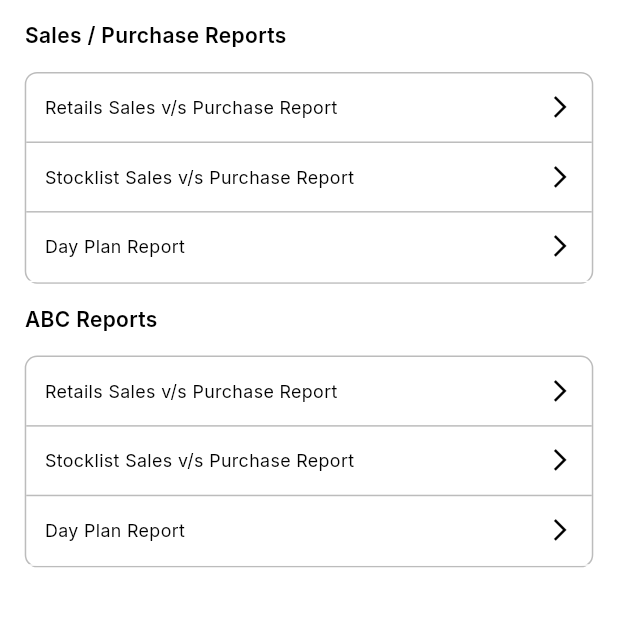
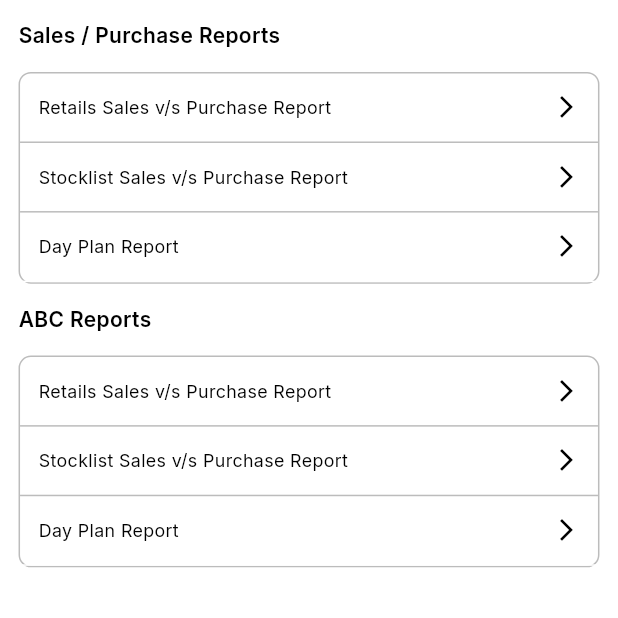
Before and after one commit to Zota-NexTech-Limited/FieldForce, a Flutter app: the ReportsScreen screen opened directly, on a phone screen of 412 x 824 dp, the top half of it. Run offline on Flutter 3.47's test engine with Material 3 defaults, Android fonts, the phone set to English and light mode, and no system bars; our stand-ins replace bloc, dropdown_button2, equatable, file_picker, flutter_bloc, flutter_svg and 6 more; accounts and stored records are empty; network calls fail.

Commit message:
margin added

```diff
--- /dev/null
+++ b/lib/helper/reuse_property/reuse_padding.dart
@@ -0,0 +1,7 @@
+import 'package:fieldsales/helper/size_config.dart';
+import 'package:flutter/material.dart';
+
+ screenPadding()
+{
+  return EdgeInsets.symmetric(horizontal: SizeConfig.blockWidth*3,vertical: SizeConfig.blockHeight*2);
+}
--- a/lib/ui/crm/crm_screen.dart
+++ b/lib/ui/crm/crm_screen.dart
@@ -49,7 +49,7 @@ class _CRMScreenState extends State<CRMScreen>  with SingleTickerProviderStateMi
             children: [
               SizedBox(height: SizeConfig.blockHeight*2,),
               Container(
-                margin: EdgeInsets.symmetric(horizontal: SizeConfig.blockWidth*2),
+                margin: EdgeInsets.symmetric(horizontal: SizeConfig.blockWidth*3),
                 decoration: BoxDecoration(
                     color: COLORS.white,
                     borderRadius: BorderRadius.only(topLeft:  Radius.circular(SizeConfig.blockWidth*2),topRight: Radius.circular(SizeConfig.blockWidth*2))
--- a/lib/ui/crm/lead_screens/lead_screen.dart
+++ b/lib/ui/crm/lead_screens/lead_screen.dart
@@ -69,7 +69,7 @@ class _LeadScreenState extends State<LeadScreen> {
                      body: Stack(
                        children: [
                          Container(
-                           margin: EdgeInsets.only(top: SizeConfig.blockHeight*12,left: SizeConfig.blockWidth*2,right:SizeConfig.blockWidth*2 ),
+                           margin: EdgeInsets.only(top: SizeConfig.blockHeight*12,left: SizeConfig.blockWidth*3,right:SizeConfig.blockWidth*3 ),
                            width: SizeConfig.screenWidth,
                            height: SizeConfig.screenHeight,
                            child: RefreshIndicator(
@@ -204,7 +204,7 @@ class _LeadScreenState extends State<LeadScreen> {
                              child: SizedBox(
                                width: SizeConfig.screenWidth,
                                child: Padding(
-                                 padding: EdgeInsets.symmetric(horizontal: SizeConfig.blockWidth*2,vertical: SizeConfig.blockHeight*2),
+                                 padding: EdgeInsets.symmetric(horizontal: SizeConfig.blockWidth*3,vertical: SizeConfig.blockHeight*2),
                                  child: FilterTextFormField(
                                    clearIconTap: (){
 
--- a/lib/ui/crm/opportunity_screens/opportunity_screen.dart
+++ b/lib/ui/crm/opportunity_screens/opportunity_screen.dart
@@ -73,7 +73,7 @@ class _OpportunityScreenState extends State<OpportunityScreen> {
                   body: Stack(
                     children: [
                       Container(
-                        margin: EdgeInsets.only(top: SizeConfig.blockHeight*3,left: SizeConfig.blockWidth*2,right: SizeConfig.blockWidth*2),
+                        margin: EdgeInsets.only(top: SizeConfig.blockHeight*3,left: SizeConfig.blockWidth*3,right: SizeConfig.blockWidth*3),
                         width: SizeConfig.screenWidth,
                         height: SizeConfig.screenHeight,
                         child:state.opportunityList.isNotEmpty?ListView.builder(
--- a/lib/ui/home_screen/bottom_navigation_screen.dart
+++ b/lib/ui/home_screen/bottom_navigation_screen.dart
@@ -52,7 +52,7 @@ class _BottomNavigationScreenState extends State<BottomNavigationScreen> {
           child: Container(
             //margin: EdgeInsets.only(bottom:SizeConfig.blockHeight*3),
             color: COLORS.appBarColor,
-            padding: EdgeInsets.all(SizeConfig.blockHeight*3),
+            padding: EdgeInsets.all(SizeConfig.blockWidth*3),
             child: Row(
               children: [
                  NormalText(fontWeight: FontWeight.w700, color: COLORS.black, fontSize: 2.7, text:_selectedIndex==0? "Leads":_selectedIndex==1?"My Activity":_selectedIndex==2?"Reports":"Menu"),
--- a/lib/ui/home_screen/menu_screen.dart
+++ b/lib/ui/home_screen/menu_screen.dart
@@ -27,7 +27,7 @@ class _MenuScreenState extends State<MenuScreen> {
       backgroundColor: COLORS.white,
       body:Container(
         width: SizeConfig.screenWidth,
-        padding: EdgeInsets.symmetric(horizontal: SizeConfig.blockWidth*3,vertical: SizeConfig.blockHeight*2),
+        padding: EdgeInsets.symmetric(horizontal: SizeConfig.blockWidth*1,vertical: SizeConfig.blockHeight*2),
         child: Column(
           children: [
             tabCard(onTap: (){
--- a/lib/ui/menu/report/reports_screen.dart
+++ b/lib/ui/menu/report/reports_screen.dart
@@ -3,6 +3,7 @@ import 'dart:ui';
 import 'package:fieldsales/components/app_bar_component/app_bar_component.dart';
 import 'package:fieldsales/components/text_component/normal_text.dart';
 import 'package:fieldsales/helper/colors.dart';
+import 'package:fieldsales/helper/reuse_property/reuse_padding.dart';
 import 'package:fieldsales/helper/size_config.dart';
 import 'package:fieldsales/ui/menu/report/day_plan_report_screen.dart';
 import 'package:flutter/material.dart';
@@ -25,7 +26,7 @@ class _ReportsScreenState extends State<ReportsScreen> {
           body: Container(
             width: SizeConfig.screenWidth,
             color:COLORS.white,
-            padding: EdgeInsets.symmetric(horizontal: SizeConfig.blockWidth*4,vertical: SizeConfig.blockHeight*2),
+            padding: screenPadding(),
             child: Column(
               crossAxisAlignment: CrossAxisAlignment.start,
               children: [
```
